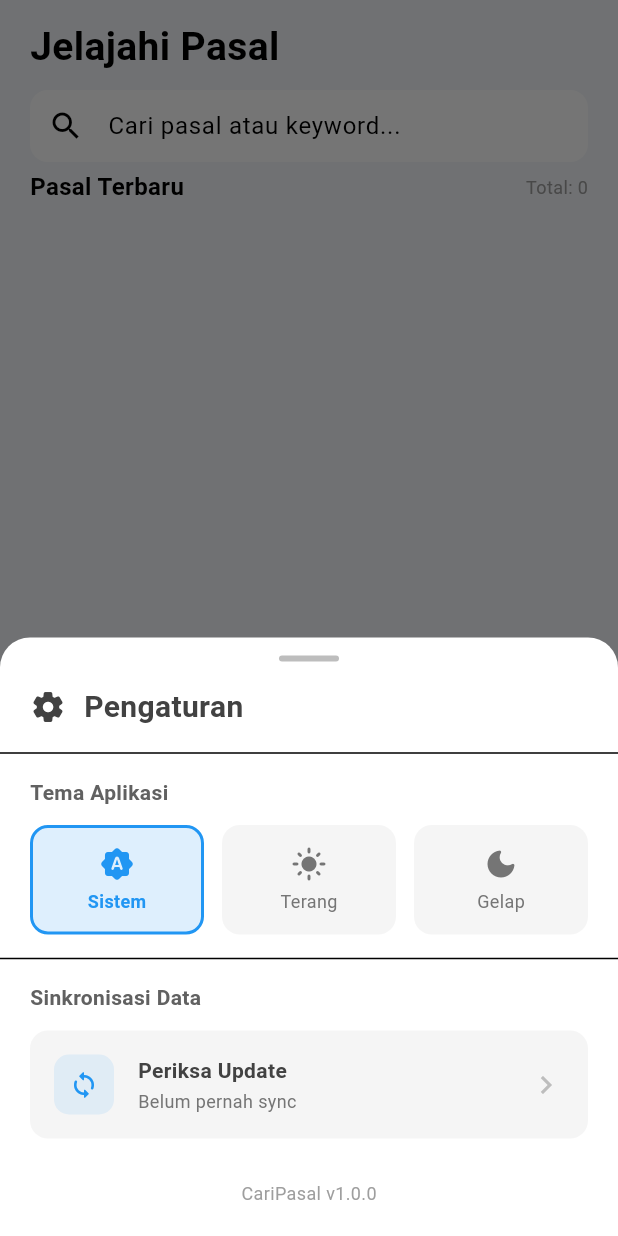
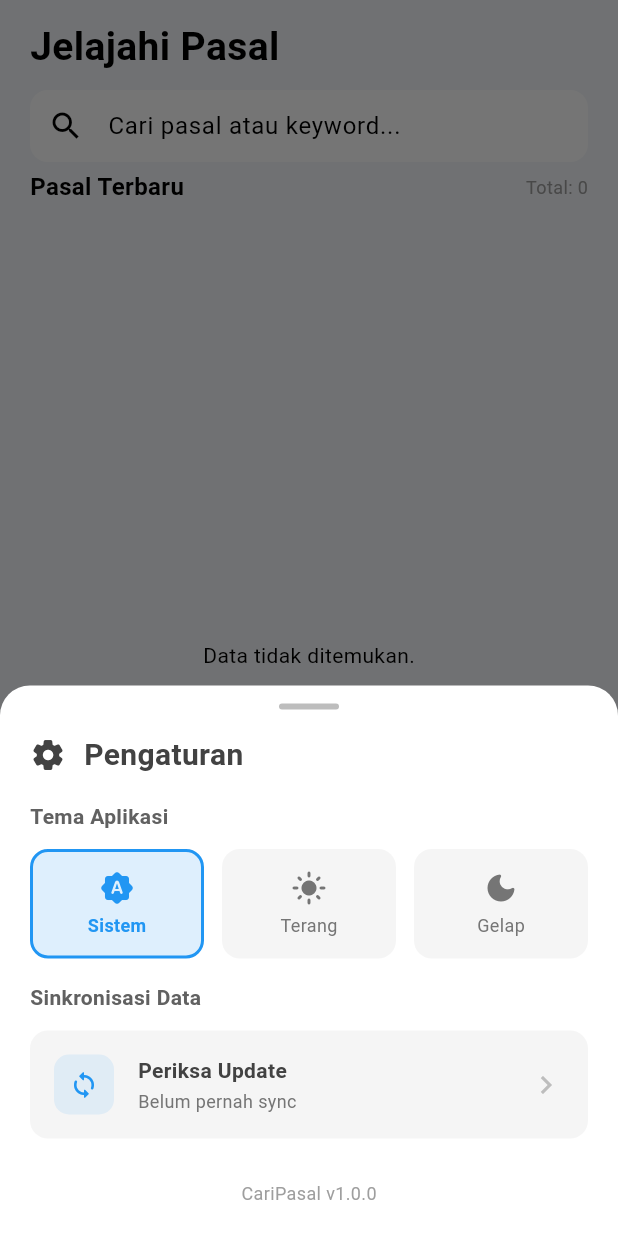
Before and after one commit to RikiSanjayaa/projek-pasal, a Flutter app: the MainNavigation screen opened directly, after a tap on "Pengaturan", on a phone screen of 412 x 824 dp. Run offline on Flutter 3.47's test engine with Material 3 defaults, Android fonts, the phone set to English and light mode, and no system bars; our stand-ins replace drift, shared_preferences, supabase_flutter; accounts and stored records are empty; generated files the repository leaves out were written again.

Commit message:
update ui lagi

```diff
--- a/pasal_mobile_app/lib/ui/screens/home_screen.dart
+++ b/pasal_mobile_app/lib/ui/screens/home_screen.dart
@@ -32,7 +32,7 @@
   final FocusNode _searchFocusNode = FocusNode();
 
   // Collapsible filter state
-  bool _filtersExpanded = true;
+  bool _filtersExpanded = false;
 
   // How many keyword chips to show before [+N]
   static const int _visibleKeywordChipsCount = 3;
@@ -317,7 +317,6 @@
 
                   // Hint to search in content
                   if (_searchQuery.isNotEmpty) ...[
-                    const Divider(height: 1),
                     InkWell(
                       onTap: () {
                         _searchFocusNode.unfocus();
@@ -656,45 +655,66 @@
     );
   }
 
-  /// Builds the collapsible filter sections (Keywords + UU)
+  /// Builds a refined, unified, and compact filter section
   Widget _buildFilterSections(bool isDark) {
     final hasAnyFilters =
         _allAvailableKeywords.isNotEmpty || _listUU.isNotEmpty;
 
     if (!hasAnyFilters) return const SizedBox.shrink();
 
-    return Column(
+    final blueColor = Colors.blue;
+    final expandedBg = isDark ? const Color(0xFF1E1E1E) : Colors.white;
+    final collapsedBg = isDark ? Colors.grey[850] : Colors.white;
+
+    return Padding(
+      padding: const EdgeInsets.symmetric(horizontal: 20, vertical: 16),
+      child: Column(
         crossAxisAlignment: CrossAxisAlignment.start,
         children: [
-        // Collapsible header
-        GestureDetector(
+          // Header / Toggle
+          InkWell(
             onTap: () => setState(() => _filtersExpanded = !_filtersExpanded),
-          child: Container(
-            margin: const EdgeInsets.fromLTRB(20, 8, 20, 0),
-            padding: const EdgeInsets.symmetric(horizontal: 12, vertical: 8),
+            borderRadius: _filtersExpanded
+                ? const BorderRadius.vertical(top: Radius.circular(12))
+                : BorderRadius.circular(12),
+            child: AnimatedContainer(
+              duration: const Duration(milliseconds: 300),
+              padding: const EdgeInsets.symmetric(horizontal: 14, vertical: 10),
               decoration: BoxDecoration(
-              color: isDark ? Colors.grey[850] : Colors.grey[100],
-              borderRadius: BorderRadius.circular(10),
+                color: _filtersExpanded ? expandedBg : collapsedBg,
+                borderRadius: _filtersExpanded
+                    ? const BorderRadius.vertical(top: Radius.circular(12))
+                    : BorderRadius.circular(12),
+                border: _filtersExpanded
+                    ? Border(
+                        bottom: BorderSide(
+                          color: blueColor.withValues(alpha: 0.8),
+                        ),
+                      )
+                    : null,
               ),
               child: Row(
                 children: [
                   Icon(
                     Icons.tune_rounded,
                     size: 16,
-                  color: isDark ? Colors.grey[400] : Colors.grey[600],
+                    color: _filtersExpanded
+                        ? blueColor
+                        : (isDark ? Colors.grey[400] : Colors.grey[600]),
                   ),
-                const SizedBox(width: 8),
+                  const SizedBox(width: 10),
                   Expanded(
                     child: Text(
                       'Filter',
                       style: TextStyle(
                         fontSize: 13,
-                      fontWeight: FontWeight.w500,
-                      color: isDark ? Colors.grey[300] : Colors.grey[700],
+                        fontWeight: FontWeight.w600,
+                        color: _filtersExpanded
+                            ? blueColor
+                            : (isDark ? Colors.grey[200] : Colors.grey[700]),
                       ),
                     ),
                   ),
-                // Show count of active filters
                   if (_selectedKeywords.isNotEmpty ||
                       _selectedFilterUUId != 'ALL')
                     Container(
@@ -704,13 +724,13 @@
                         vertical: 2,
                       ),
                       decoration: BoxDecoration(
-                      color: Colors.blue,
+                        color: blueColor,
                         borderRadius: BorderRadius.circular(10),
                       ),
                       child: Text(
                         '${_selectedKeywords.length + (_selectedFilterUUId != 'ALL' ? 1 : 0)}',
                         style: const TextStyle(
-                        fontSize: 11,
+                          fontSize: 10,
                           fontWeight: FontWeight.bold,
                           color: Colors.white,
                         ),
@@ -718,11 +738,13 @@
                     ),
                   AnimatedRotation(
                     turns: _filtersExpanded ? 0.5 : 0,
-                  duration: const Duration(milliseconds: 200),
+                    duration: const Duration(milliseconds: 300),
                     child: Icon(
                       Icons.keyboard_arrow_down_rounded,
-                    size: 20,
-                    color: isDark ? Colors.grey[400] : Colors.grey[600],
+                      size: 18,
+                      color: _filtersExpanded
+                          ? blueColor
+                          : (isDark ? Colors.grey[400] : Colors.grey[600]),
                     ),
                   ),
                 ],
@@ -730,35 +752,55 @@
             ),
           ),
 
-        // Collapsible content
-        AnimatedCrossFade(
-          firstChild: Container(
-            margin: const EdgeInsets.only(top: 8),
+          // Content body
+          ClipRect(
+            child: AnimatedAlign(
+              duration: const Duration(milliseconds: 400),
+              curve: Curves.easeInOutQuart,
+              alignment: Alignment.topCenter,
+              heightFactor: _filtersExpanded ? 1.0 : 0.0,
+              child: AnimatedOpacity(
+                duration: const Duration(milliseconds: 300),
+                opacity: _filtersExpanded ? 1.0 : 0.0,
+                child: Container(
+                  padding: const EdgeInsets.fromLTRB(14, 0, 14, 14),
+                  decoration: BoxDecoration(
+                    color: expandedBg,
+                    borderRadius: const BorderRadius.vertical(
+                      bottom: Radius.circular(12),
+                    ),
+                  ),
                   child: Column(
                     crossAxisAlignment: CrossAxisAlignment.start,
                     children: [
+                      const SizedBox(height: 12),
                       // Keywords section
                       _buildKeywordChipsRow(isDark),
 
-                const SizedBox(height: 4),
+                      const Padding(
+                        padding: EdgeInsets.symmetric(vertical: 10),
+                      ),
 
-                // UU section with label
+                      // UU section
                       Padding(
-                  padding: const EdgeInsets.fromLTRB(20, 4, 20, 8),
+                        padding: const EdgeInsets.only(bottom: 10),
                         child: Row(
                           children: [
                             Icon(
                               Icons.menu_book_outlined,
-                        size: 14,
-                        color: isDark ? Colors.grey[500] : Colors.grey[600],
+                              size: 13,
+                              color: blueColor,
                             ),
-                      const SizedBox(width: 6),
+                            const SizedBox(width: 8),
                             Text(
                               'Undang-Undang',
                               style: TextStyle(
                                 fontSize: 11,
-                          fontWeight: FontWeight.w500,
-                          color: isDark ? Colors.grey[500] : Colors.grey[600],
+                                fontWeight: FontWeight.bold,
+                                color: isDark
+                                    ? Colors.grey[400]
+                                    : Colors.grey[700],
+                                letterSpacing: 0.3,
                               ),
                             ),
                           ],
@@ -766,12 +808,13 @@
                       ),
                       SingleChildScrollView(
                         scrollDirection: Axis.horizontal,
-                  padding: const EdgeInsets.fromLTRB(20, 0, 20, 8),
                         child: Row(
                           children: [
                             _buildUUChip("Semua", 'ALL', isDark),
                             ..._listUU
-                          .map((uu) => _buildUUChip(uu.kode, uu.id, isDark))
+                                .map(
+                                  (uu) => _buildUUChip(uu.kode, uu.id, isDark),
+                                )
                                 .toList(),
                           ],
                         ),
@@ -779,48 +822,51 @@
                     ],
                   ),
                 ),
-          secondChild: const SizedBox(height: 8),
-          crossFadeState: _filtersExpanded
-              ? CrossFadeState.showFirst
-              : CrossFadeState.showSecond,
-          duration: const Duration(milliseconds: 200),
+              ),
+            ),
           ),
         ],
+      ),
     );
   }
 
   Widget _buildUUChip(String label, String id, bool isDark) {
     final bool isSelected = _selectedFilterUUId == id;
+    final blueColor = Colors.blue;
+
     return Padding(
       padding: const EdgeInsets.only(right: 8),
-      child: GestureDetector(
+      child: InkWell(
         onTap: () {
           setState(() {
             _selectedFilterUUId = id;
             _applyFilterAndSearch();
           });
         },
-        child: Container(
-          padding: const EdgeInsets.symmetric(horizontal: 12, vertical: 6),
+        borderRadius: BorderRadius.circular(20),
+        child: AnimatedContainer(
+          duration: const Duration(milliseconds: 200),
+          padding: const EdgeInsets.symmetric(horizontal: 14, vertical: 8),
           decoration: BoxDecoration(
             color: isSelected
-                ? Colors.blue
-                : (isDark ? Colors.grey[800] : Colors.white),
-            borderRadius: BorderRadius.circular(16),
+                ? blueColor
+                : (isDark ? Colors.grey[850] : Colors.grey[50]),
+            borderRadius: BorderRadius.circular(20),
             border: Border.all(
               color: isSelected
-                  ? Colors.blue
-                  : (isDark ? Colors.grey[700]! : Colors.grey[300]!),
+                  ? blueColor
+                  : (isDark ? Colors.grey[700]! : Colors.grey[200]!),
+              width: 1,
             ),
           ),
           child: Text(
             label,
             style: TextStyle(
               fontSize: 12,
-              fontWeight: isSelected ? FontWeight.w600 : FontWeight.normal,
+              fontWeight: isSelected ? FontWeight.bold : FontWeight.w500,
               color: isSelected
                   ? Colors.white
-                  : (isDark ? Colors.grey[300] : Colors.grey[700]),
+                  : (isDark ? Colors.grey[300] : Colors.grey[600]),
             ),
           ),
         ),
@@ -844,26 +890,25 @@
       return const SizedBox.shrink();
     }
 
+    final blueColor = Colors.blue;
+
     return Column(
       crossAxisAlignment: CrossAxisAlignment.start,
       children: [
         // Label row
         Padding(
-          padding: const EdgeInsets.fromLTRB(20, 8, 20, 6),
+          padding: const EdgeInsets.only(bottom: 12),
           child: Row(
             children: [
-              Icon(
-                Icons.local_offer_outlined,
-                size: 14,
-                color: isDark ? Colors.grey[500] : Colors.grey[600],
-              ),
-              const SizedBox(width: 6),
+              Icon(Icons.local_offer_outlined, size: 14, color: blueColor),
+              const SizedBox(width: 8),
               Text(
                 'Keywords',
                 style: TextStyle(
-                  fontSize: 11,
-                  fontWeight: FontWeight.w500,
-                  color: isDark ? Colors.grey[500] : Colors.grey[600],
+                  fontSize: 12,
+                  fontWeight: FontWeight.bold,
+                  color: isDark ? Colors.grey[300] : Colors.grey[800],
+                  letterSpacing: 0.3,
                 ),
               ),
             ],
@@ -872,32 +917,57 @@
         // Chips row
         SingleChildScrollView(
           scrollDirection: Axis.horizontal,
-          padding: const EdgeInsets.fromLTRB(20, 0, 20, 0),
           child: Row(
             children: [
+              // Search button
+              Padding(
+                padding: const EdgeInsets.only(right: 8),
+                child: InkWell(
+                  onTap: () => _showKeywordBottomSheet(autoFocus: true),
+                  borderRadius: BorderRadius.circular(20),
+                  child: Container(
+                    padding: const EdgeInsets.all(8),
+                    decoration: BoxDecoration(
+                      color: isDark ? Colors.grey[850] : Colors.grey[100],
+                      borderRadius: BorderRadius.circular(20),
+                      border: Border.all(
+                        color: isDark ? Colors.grey[700]! : Colors.grey[200]!,
+                      ),
+                    ),
+                    child: Icon(
+                      Icons.search_rounded,
+                      size: 18,
+                      color: blueColor,
+                    ),
+                  ),
+                ),
+              ),
+
               // Keyword chips
               ...displayKeywords.map(
                 (keyword) => Padding(
                   padding: const EdgeInsets.only(right: 8),
-                  child: GestureDetector(
+                  child: InkWell(
                     onTap: () => _toggleKeyword(keyword),
+                    borderRadius: BorderRadius.circular(20),
                     child: Container(
                       padding: const EdgeInsets.symmetric(
-                        horizontal: 12,
-                        vertical: 6,
+                        horizontal: 14,
+                        vertical: 8,
                       ),
                       decoration: BoxDecoration(
-                        color: isDark ? Colors.grey[800] : Colors.grey[200],
-                        borderRadius: BorderRadius.circular(16),
+                        color: isDark ? Colors.grey[850] : Colors.grey[100],
+                        borderRadius: BorderRadius.circular(20),
                         border: Border.all(
-                          color: isDark ? Colors.grey[700]! : Colors.grey[300]!,
+                          color: isDark ? Colors.grey[700]! : Colors.grey[200]!,
                         ),
                       ),
                       child: Text(
                         keyword,
                         style: TextStyle(
                           fontSize: 12,
-                          color: isDark ? Colors.grey[300] : Colors.grey[700],
+                          fontWeight: FontWeight.w500,
+                          color: isDark ? Colors.grey[300] : Colors.grey[600],
                         ),
                       ),
                     ),
@@ -907,26 +977,27 @@
 
               // [+N] button to open bottom sheet
               if (remainingCount > 0)
-                GestureDetector(
+                InkWell(
                   onTap: () => _showKeywordBottomSheet(),
+                  borderRadius: BorderRadius.circular(20),
                   child: Container(
                     padding: const EdgeInsets.symmetric(
-                      horizontal: 12,
-                      vertical: 6,
+                      horizontal: 14,
+                      vertical: 8,
                     ),
                     decoration: BoxDecoration(
-                      color: Colors.blue.withValues(alpha: 0.1),
-                      borderRadius: BorderRadius.circular(16),
+                      color: blueColor.withValues(alpha: 0.1),
+                      borderRadius: BorderRadius.circular(20),
                       border: Border.all(
-                        color: Colors.blue.withValues(alpha: 0.3),
+                        color: blueColor.withValues(alpha: 0.3),
                       ),
                     ),
                     child: Text(
                       '+$remainingCount',
-                      style: const TextStyle(
+                      style: TextStyle(
                         fontSize: 12,
-                        color: Colors.blue,
-                        fontWeight: FontWeight.w600,
+                        color: blueColor,
+                        fontWeight: FontWeight.bold,
                       ),
                     ),
                   ),
@@ -938,17 +1009,18 @@
     );
   }
 
-  void _showKeywordBottomSheet() {
+  void _showKeywordBottomSheet({bool autoFocus = false}) {
     KeywordBottomSheet.show(
       context: context,
       allKeywords: _allAvailableKeywords,
       selectedKeywords: _selectedKeywords,
       popularKeywords: _popularKeywords,
+      autoFocus: autoFocus,
       onKeywordToggle: (keyword) {
         _toggleKeyword(keyword);
         // Force rebuild of bottom sheet
         Navigator.of(context).pop();
-        _showKeywordBottomSheet();
+        _showKeywordBottomSheet(autoFocus: autoFocus);
       },
     );
   }
--- a/pasal_mobile_app/lib/ui/screens/library_screen.dart
+++ b/pasal_mobile_app/lib/ui/screens/library_screen.dart
@@ -198,7 +198,7 @@
                 _buildStatCard(
                   icon: Icons.auto_stories_rounded,
                   value: '${_allUU.length}',
-                  label: 'Kitab',
+                  label: 'Sumber',
                   color: Colors.blue,
                   isDark: isDark,
                 ),
--- a/pasal_mobile_app/lib/ui/screens/main_navigation.dart
+++ b/pasal_mobile_app/lib/ui/screens/main_navigation.dart
@@ -29,13 +29,11 @@
   }
 
   void _showSettingsSheet() {
-    final isDark = Theme.of(context).brightness == Brightness.dark;
-
     showModalBottomSheet(
       context: context,
       backgroundColor: Colors.transparent,
       isScrollControlled: true,
-      builder: (context) => _SettingsBottomSheet(isDark: isDark),
+      builder: (context) => const _SettingsBottomSheet(),
     );
   }
 
@@ -239,9 +237,7 @@
 
 /// Settings Bottom Sheet
 class _SettingsBottomSheet extends StatefulWidget {
-  final bool isDark;
-
-  const _SettingsBottomSheet({required this.isDark});
+  const _SettingsBottomSheet();
 
   @override
   State<_SettingsBottomSheet> createState() => _SettingsBottomSheetState();
@@ -250,7 +246,8 @@
 class _SettingsBottomSheetState extends State<_SettingsBottomSheet> {
   @override
   Widget build(BuildContext context) {
-    final isDark = widget.isDark;
+    // Use Theme.of(context) instead of cached widget.isDark to respond to theme changes
+    final isDark = Theme.of(context).brightness == Brightness.dark;
 
     return Container(
       decoration: BoxDecoration(
@@ -294,8 +291,6 @@
                 ],
               ),
             ),
-
-            const Divider(),
 
             // Theme selector
             Padding(
@@ -350,8 +345,6 @@
                 ],
               ),
             ),
-
-            const Divider(),
 
             // Sync section
             Padding(
--- a/pasal_mobile_app/lib/ui/widgets/keyword_bottom_sheet.dart
+++ b/pasal_mobile_app/lib/ui/widgets/keyword_bottom_sheet.dart
@@ -6,6 +6,7 @@
   final List<String> selectedKeywords;
   final List<String> popularKeywords;
   final Function(String) onKeywordToggle;
+  final bool autoFocus;
 
   const KeywordBottomSheet({
     super.key,
@@ -13,6 +14,7 @@
     required this.selectedKeywords,
     required this.popularKeywords,
     required this.onKeywordToggle,
+    this.autoFocus = false,
   });
 
   /// Show the bottom sheet and return when closed
@@ -22,6 +24,7 @@
     required List<String> selectedKeywords,
     required List<String> popularKeywords,
     required Function(String) onKeywordToggle,
+    bool autoFocus = false,
   }) {
     return showModalBottomSheet(
       context: context,
@@ -32,6 +35,7 @@
         selectedKeywords: selectedKeywords,
         popularKeywords: popularKeywords,
         onKeywordToggle: onKeywordToggle,
+        autoFocus: autoFocus,
       ),
     );
   }
@@ -116,6 +120,7 @@
             padding: const EdgeInsets.symmetric(horizontal: 20, vertical: 8),
             child: TextField(
               controller: _searchController,
+              autofocus: widget.autoFocus,
               keyboardAppearance: isDark ? Brightness.dark : Brightness.light,
               onChanged: (val) => setState(() => _searchQuery = val),
               decoration: InputDecoration(
--- a/pasal_mobile_app/lib/ui/widgets/main_layout.dart
+++ b/pasal_mobile_app/lib/ui/widgets/main_layout.dart
@@ -22,7 +22,8 @@
     return ValueListenableBuilder<ThemeMode>(
       valueListenable: themeController,
       builder: (context, mode, _) {
-        final isDark = mode == ThemeMode.dark;
+        // Use Theme.of(context).brightness to properly handle system theme
+        final isDark = Theme.of(context).brightness == Brightness.dark;
 
         return Scaffold(
           backgroundColor: backgroundColor ?? (isDark ? const Color(0xFF121212) : const Color(0xFFF5F7FA)),
```
Also changed, not shown: pasal_mobile_app/lib/ui/screens/read_pasal_screen.dart (+26 -19 lines), pasal_mobile_app/lib/ui/widgets/pasal_card.dart (+4 -7 lines). Lines whose indentation alone changed are shown as unchanged.
